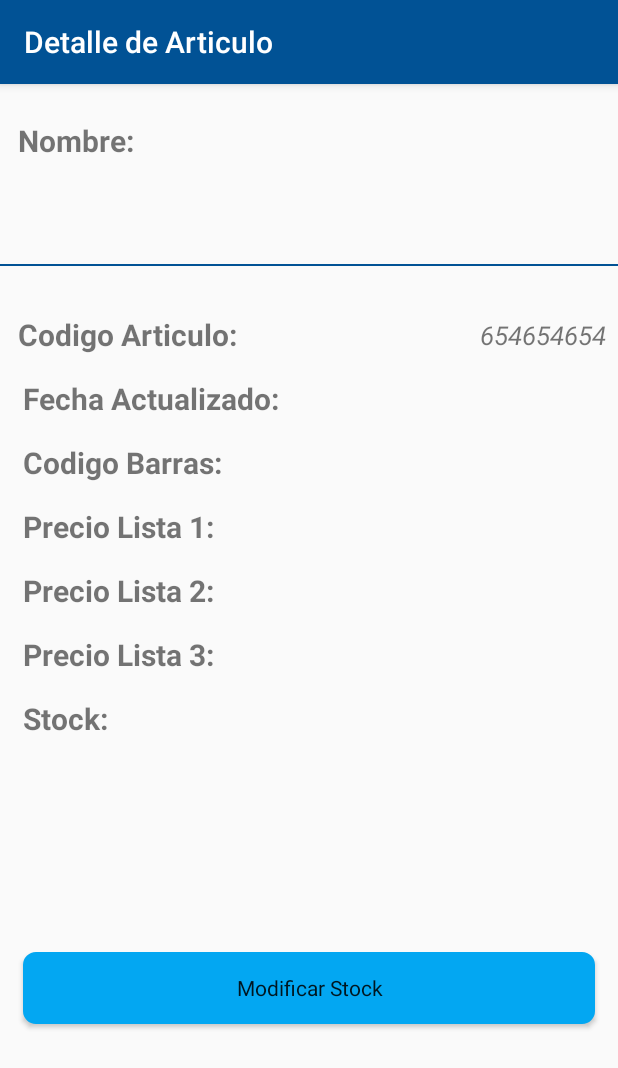
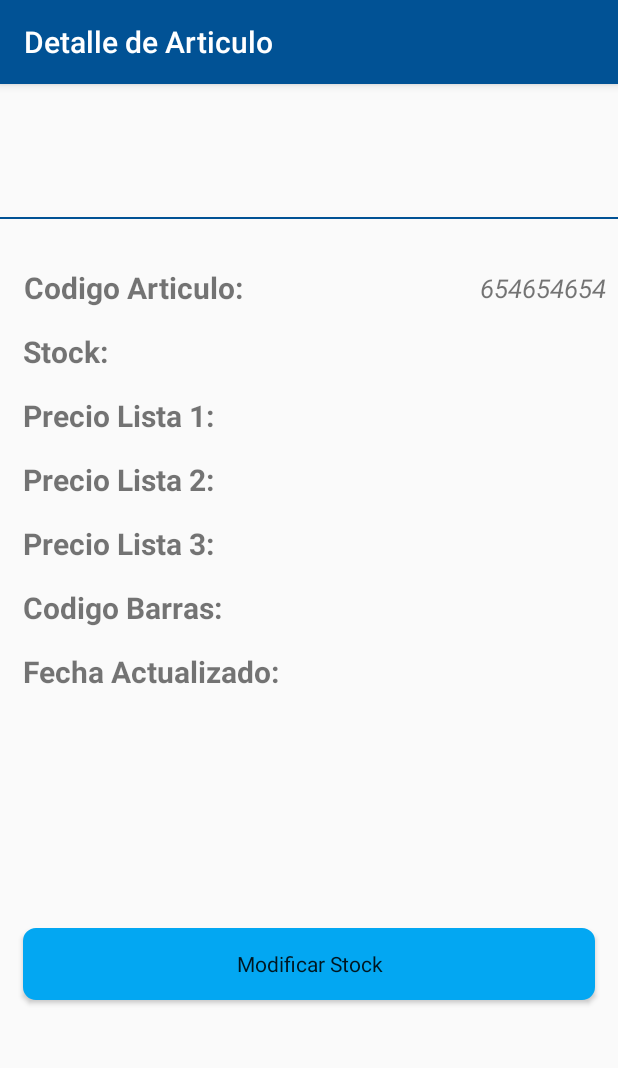
Before and after one commit to MCoder-coder/lectorbarras, an Android app: the ResultadoActivity screen opened directly, with no data from a screen before it, on a phone screen of 412 x 824 dp. Shown: the top 1068 px of the screen. Run offline under Robolectric (Android 15) with nearby library versions, the phone set to English and light mode, and no system bars; libraries missing offline, so code that uses them is left out: com.google.zxing.integration; 2 statements that could not run were skipped.

Commit message:
activity resultado

```diff
--- a/app/src/main/res/layout-v21/activity_resultado.xml
+++ b/app/src/main/res/layout-v21/activity_resultado.xml
@@ -14,7 +14,7 @@
         android:id="@+id/tvidarticulosdospuntos"
         android:layout_width="wrap_content"
         android:layout_height="wrap_content"
-        android:layout_marginStart="12dp"
+        android:layout_marginStart="16dp"
         android:layout_marginTop="32dp"
         android:text="@string/codigo_articulo"
         android:textSize="@dimen/textsize"
@@ -40,6 +40,7 @@
         android:layout_width="wrap_content"
         android:layout_height="wrap_content"
         android:layout_margin="15dp"
+        android:layout_marginStart="16dp"
         android:layout_marginTop="32dp"
         android:text="@string/precio_lista_2"
         android:textSize="@dimen/textsize"
@@ -52,20 +53,20 @@
         android:layout_width="wrap_content"
         android:layout_height="wrap_content"
         android:layout_margin="15dp"
-        android:layout_marginStart="12dp"
-        android:layout_marginTop="32dp"
+        android:layout_marginStart="16dp"
+        android:layout_marginTop="67dp"
         android:text="@string/codigo_barras"
         android:textSize="@dimen/textsize"
         android:textStyle="bold"
         app:layout_constraintStart_toStartOf="parent"
-        app:layout_constraintTop_toBottomOf="@+id/tvFechActualizada" />
+        app:layout_constraintTop_toBottomOf="@+id/tvpreciolista3dospuntos" />
 
     <TextView
         android:id="@+id/tvpreciolista1"
         android:layout_width="wrap_content"
         android:layout_height="wrap_content"
         android:layout_margin="15dp"
-        android:layout_marginEnd="14dp"
+        android:layout_marginEnd="16dp"
         android:text="@string/textview"
         android:textSize="@dimen/textdescription"
         android:textStyle="italic"
@@ -79,18 +80,20 @@
         android:layout_width="wrap_content"
         android:layout_height="wrap_content"
         android:layout_margin="15dp"
-        android:layout_marginTop="32dp"
+        android:layout_marginStart="16dp"
+        android:layout_marginTop="12dp"
         android:text="@string/precio_lista_1"
         android:textSize="@dimen/textsize"
         android:textStyle="bold"
         app:layout_constraintStart_toStartOf="parent"
-        app:layout_constraintTop_toBottomOf="@+id/tvcodigobarrasdospuntos" />
+        app:layout_constraintTop_toBottomOf="@+id/TvStockDosPuntos" />
 
     <TextView
         android:id="@+id/tvpreciolista3dospuntos"
         android:layout_width="wrap_content"
         android:layout_height="wrap_content"
         android:layout_margin="15dp"
+        android:layout_marginStart="16dp"
         android:layout_marginTop="32dp"
         android:text="@string/precio_lista_3"
         android:textSize="@dimen/textsize"
@@ -105,6 +108,7 @@
         android:layout_margin="15dp"
 
         android:layout_marginTop="5dp"
+        android:layout_marginEnd="16dp"
         android:text="@string/textview"
         android:textSize="16dp"
         android:textStyle="italic"
@@ -117,7 +121,7 @@
         android:layout_width="wrap_content"
         android:layout_height="wrap_content"
         android:layout_margin="15dp"
-        android:layout_marginEnd="12dp"
+        android:layout_marginEnd="16dp"
         android:text="@string/textview"
         android:textSize="@dimen/textdescription"
         android:textStyle="italic"
@@ -131,7 +135,7 @@
         android:layout_width="wrap_content"
         android:layout_height="wrap_content"
         android:layout_margin="15dp"
-        android:layout_marginEnd="28dp"
+        android:layout_marginEnd="16dp"
         android:text="@string/textview"
         android:textSize="@dimen/textdescription"
         android:textStyle="italic"
@@ -145,26 +149,26 @@
         android:layout_width="wrap_content"
         android:layout_height="wrap_content"
         android:layout_margin="15dp"
-        android:layout_marginStart="24dp"
-        android:layout_marginTop="32dp"
+        android:layout_marginStart="16dp"
+        android:layout_marginTop="12dp"
         android:text="@string/stock"
         android:textSize="@dimen/textsize"
         android:textStyle="bold"
         app:layout_constraintStart_toStartOf="parent"
-        app:layout_constraintTop_toBottomOf="@+id/tvpreciolista3dospuntos" />
+        app:layout_constraintTop_toBottomOf="@+id/tvidarticulosdospuntos" />
 
     <TextView
         android:id="@+id/tvFechActualizada"
         android:layout_width="0dp"
         android:layout_height="wrap_content"
         android:layout_margin="15dp"
-        android:layout_marginStart="14dp"
-        android:layout_marginTop="32dp"
+        android:layout_marginStart="16dp"
+        android:layout_marginTop="94dp"
         android:text="@string/fecha_actualizado"
         android:textSize="@dimen/textsize"
         android:textStyle="bold"
         app:layout_constraintStart_toStartOf="parent"
-        app:layout_constraintTop_toBottomOf="@+id/tvidarticulosdospuntos" />
+        app:layout_constraintTop_toBottomOf="@+id/tvcodigobarrasdospuntos" />
 
     <View
         android:id="@+id/view"
@@ -181,7 +185,7 @@
         android:layout_width="wrap_content"
         android:layout_height="wrap_content"
         android:layout_margin="15dp"
-        android:layout_marginEnd="28dp"
+        android:layout_marginEnd="16dp"
         android:text="@string/_5_unidades"
         android:textSize="@dimen/textdescription"
         android:textStyle="italic"
@@ -191,17 +195,16 @@
 
     <TextView
         android:id="@+id/tvFecha"
-        android:layout_width="wrap_content"
+        android:layout_width="120dp"
         android:layout_height="wrap_content"
 
-        android:layout_marginStart="8dp"
-        android:layout_marginTop="20dp"
+        android:layout_marginEnd="16dp"
         android:text="@string/stock"
+        android:textAlignment="textEnd"
         android:textSize="@dimen/textdescription"
         android:textStyle="italic"
-        app:layout_constraintBottom_toBottomOf="@+id/tvFechActualizada"
-        app:layout_constraintStart_toEndOf="@+id/tvFechActualizada"
-        app:layout_constraintTop_toBottomOf="@+id/idArticulo" />
+        app:layout_constraintEnd_toEndOf="parent"
+        app:layout_constraintTop_toTopOf="@+id/tvFechActualizada" />
 
     <Button
         android:id="@+id/btnModificarStock"
@@ -209,7 +212,7 @@
         android:layout_width="match_parent"
         android:layout_height="wrap_content"
         android:layout_margin="15dp"
-        android:layout_marginTop="52dp"
+        android:layout_marginTop="143dp"
         android:layout_marginEnd="16dp"
         android:layout_marginBottom="111dp"
         android:background="@drawable/item_bg_button"
@@ -218,34 +221,22 @@
         android:textAppearance="@style/TextAppearance.AppCompat.Body1"
         app:layout_constraintBottom_toBottomOf="parent"
         app:layout_constraintEnd_toEndOf="parent"
-        app:layout_constraintTop_toBottomOf="@+id/TvStockDosPuntos" />
-
-    <TextView
-        android:id="@+id/textView"
-        android:layout_width="0dp"
-        android:layout_height="wrap_content"
-        android:layout_marginStart="12dp"
-        android:layout_marginTop="24dp"
-        android:text="@string/nombre"
-        android:textSize="@dimen/textnombre"
-        android:textStyle="bold"
-        app:layout_constraintStart_toStartOf="parent"
-        app:layout_constraintTop_toTopOf="parent" />
+        app:layout_constraintTop_toBottomOf="@+id/tvFechActualizada" />
 
 
     <TextView
         android:id="@+id/tvnombre"
         android:layout_width="match_parent"
         android:layout_height="wrap_content"
-        android:layout_marginStart="12dp"
-        android:layout_marginTop="12dp"
+        android:layout_marginStart="8dp"
+        android:layout_marginTop="32dp"
+        android:layout_marginEnd="8dp"
         android:text="TextView"
         android:textSize="@dimen/textnombretitulo"
         android:textStyle="italic"
         app:autoSizeTextType="uniform"
         app:layout_constraintEnd_toEndOf="parent"
-        app:layout_constraintHorizontal_bias="0.365"
-        app:layout_constraintStart_toStartOf="@+id/textView"
-        app:layout_constraintTop_toBottomOf="@+id/textView" />
+        app:layout_constraintStart_toStartOf="parent"
+        app:layout_constraintTop_toTopOf="parent" />
 
 </androidx.constraintlayout.widget.ConstraintLayout>
```
